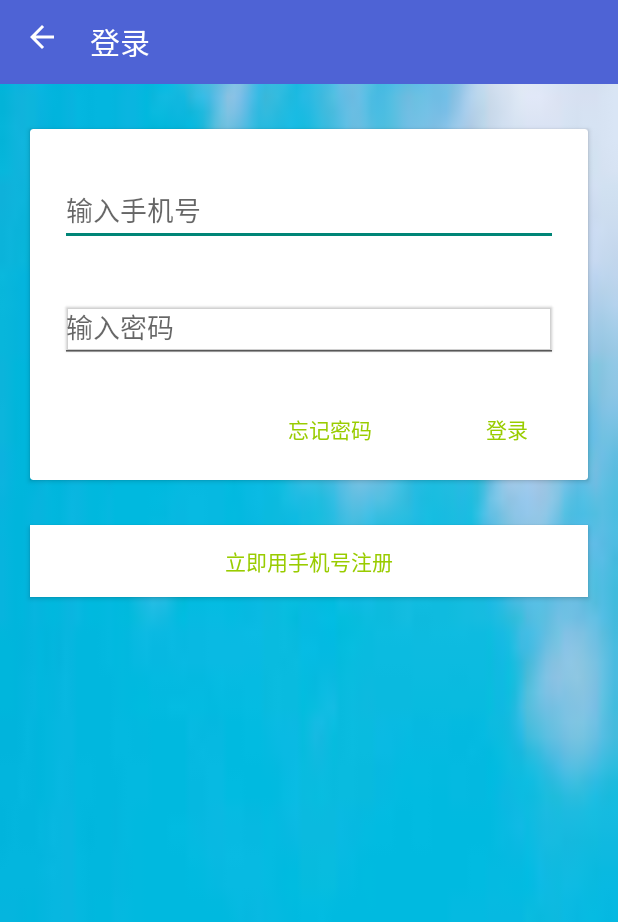
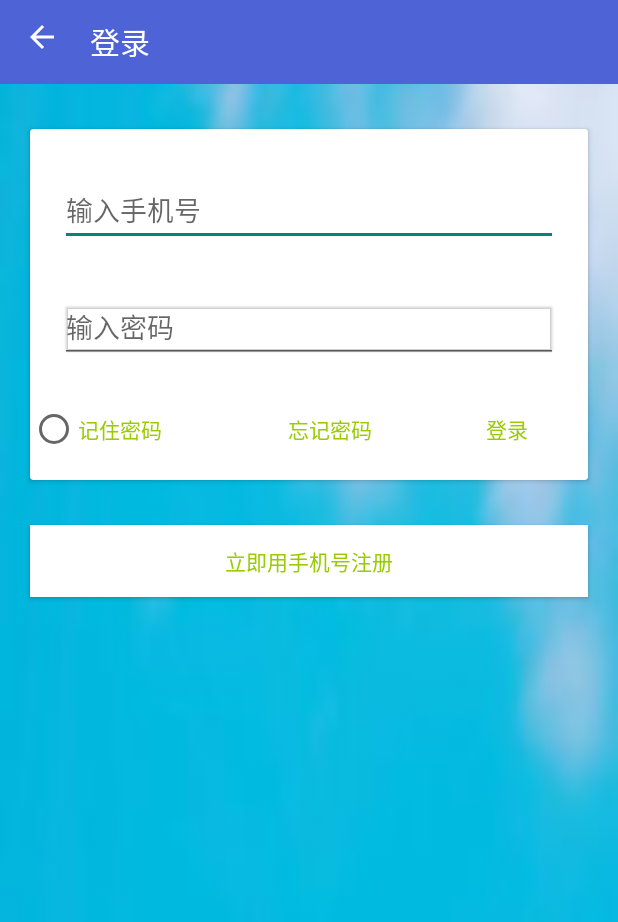
Before and after one commit to ReinWD/LoginActivity, an Android app: the screen it shows after launch (LoginActivity), on a phone screen of 412 x 824 dp. Shown: the top 922 px of the screen. Run offline under Robolectric (Android 15) with nearby library versions, the phone set to English and light mode, and no system bars.

Commit message:
增加记住密码功能

```diff
--- a/app/src/main/java/com/jay/loginactivitytest/activity/LoginActivity.java
+++ b/app/src/main/java/com/jay/loginactivitytest/activity/LoginActivity.java
@@ -10,8 +10,10 @@ import android.os.Bundle;
 import android.view.View;
 import android.view.inputmethod.InputMethodManager;
 import android.widget.Button;
+import android.widget.CompoundButton;
 import android.widget.EditText;
 import android.widget.ImageButton;
+import android.widget.RadioButton;
 import android.widget.Toast;
 
 import com.jay.loginactivitytest.R;
@@ -19,10 +21,13 @@ import com.jay.loginactivitytest.data.User;
 import com.jay.loginactivitytest.data.UserManager;
 
 public class LoginActivity extends AppCompatActivity {
+    private static final String REMEMBERED = "remembered";
+
     private EditText mEdtPhone, mEdtPassword;
     private Button mBtnForget, mBtnLogin;
     private Button mBtnRegister;
     private ImageButton mImgBtnBack;
+    private RadioButton mRadioButton;
 
     private UserManager mUserManager;
 
@@ -33,12 +38,12 @@ public class LoginActivity extends AppCompatActivity {
 
         mUserManager = new UserManager(this);
 
-        SharedPreferences preferences = getSharedPreferences("count", MODE_PRIVATE);
+        SharedPreferences preferences = getSharedPreferences("option", MODE_PRIVATE);
         int count = preferences.getInt("count", 0);
         //创建数据文件并存储一个空账户
         if (count == 0) mUserManager.addUser(new User(".", "."));
         //存储程序使用次数
-        SharedPreferences.Editor editor = preferences.edit();
+        final SharedPreferences.Editor editor = preferences.edit();
         editor.putInt("count", ++count);
         editor.apply();
 
@@ -48,7 +53,24 @@ public class LoginActivity extends AppCompatActivity {
         mBtnLogin = (Button) findViewById(R.id.btn_login);
         mBtnRegister = (Button) findViewById(R.id.btn_register);
         mImgBtnBack = (ImageButton) findViewById(R.id.imgBtn_back);
+        mRadioButton = (RadioButton) findViewById(R.id.remember_password);
 
+        //记住密码
+        if (preferences.getBoolean(REMEMBERED, false)) {
+            mRadioButton.setChecked(true);
+            mEdtPhone.setText(preferences.getString("phone",""));
+            mEdtPassword.setText(preferences.getString("password",""));
+        }
+
+        mRadioButton.setOnCheckedChangeListener(new CompoundButton.OnCheckedChangeListener() {
+            @Override
+            public void onCheckedChanged(CompoundButton buttonView, boolean isChecked) {
+                editor.putBoolean(REMEMBERED, isChecked);
+                editor.apply();
+            }
+        });
+
+        //密码找回
         mBtnForget.setOnClickListener(new View.OnClickListener() {
             @Override
             public void onClick(View v) {
@@ -75,6 +97,7 @@ public class LoginActivity extends AppCompatActivity {
             }
         });
 
+        //登录
         mBtnLogin.setOnClickListener(new View.OnClickListener() {
             @Override
             public void onClick(View v) {
@@ -93,6 +116,9 @@ public class LoginActivity extends AppCompatActivity {
                 //检查密码是否输入正确
                 String password = mEdtPassword.getText().toString();
                 if (password.equals(user.getPassword())) {
+                    editor.putString("phone", phone);
+                    editor.putString("password", password);
+                    editor.apply();
                     Intent intent = new Intent(LoginActivity.this, MakeTroubleActivity.class);
                     startActivity(intent);
                     finish();
@@ -100,6 +126,7 @@ public class LoginActivity extends AppCompatActivity {
             }
         });
 
+        //注册
         mBtnRegister.setOnClickListener(new View.OnClickListener() {
             @Override
             public void onClick(View v) {
@@ -108,6 +135,7 @@ public class LoginActivity extends AppCompatActivity {
             }
         });
 
+        //返回
         mImgBtnBack.setOnClickListener(new View.OnClickListener() {
             @Override
             public void onClick(View v) {
--- a/app/src/main/res/layout/activity_login.xml
+++ b/app/src/main/res/layout/activity_login.xml
@@ -90,6 +90,15 @@
                 android:layout_gravity="end"
                 android:layout_marginBottom="10dp">
 
+                <RadioButton
+                    android:text="记住密码"
+                    android:layout_width="wrap_content"
+                    android:layout_height="wrap_content"
+                    android:id="@+id/remember_password"
+                    android:layout_weight="1"
+                    android:textColor="@android:color/holo_green_light"
+                    android:checked="false"/>
+
                 <Button
                     android:text="忘记密码"
                     android:layout_width="wrap_content"
```
